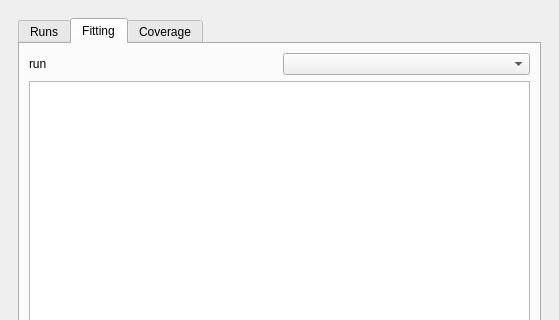
Before: the Qt Designer form hsrr_processor_dockwidget_base.ui in Drew973/pts_hsrr_processor_qgis3, drawn with Qt 5; both pictures show x 0 to 559 and y 0 to 320 of the 559 by 672 pixel window.
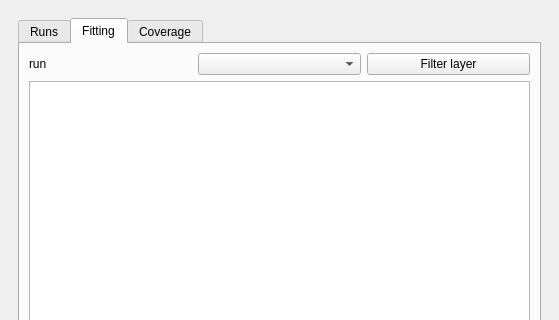
After: the same form once the commit is applied. The open tabs and pages were chosen to show the change.

```diff
--- a/hsrr_processor_dockwidget_base.ui
+++ b/hsrr_processor_dockwidget_base.ui
@@ -73,6 +73,16 @@
              <item>
               <widget class="QComboBox" name="runBox"/>
              </item>
+             <item>
+              <widget class="QPushButton" name="filterLayerButton">
+               <property name="toolTip">
+                <string>&lt;html&gt;&lt;head/&gt;&lt;body&gt;&lt;p&gt;Filter readings layer to this run.&lt;/p&gt;&lt;/body&gt;&lt;/html&gt;</string>
+               </property>
+               <property name="text">
+                <string>Filter layer</string>
+               </property>
+              </widget>
+             </item>
             </layout>
            </item>
            <item>
```
Left out of the diff: 10 changed lines with no effect on the pictures.
